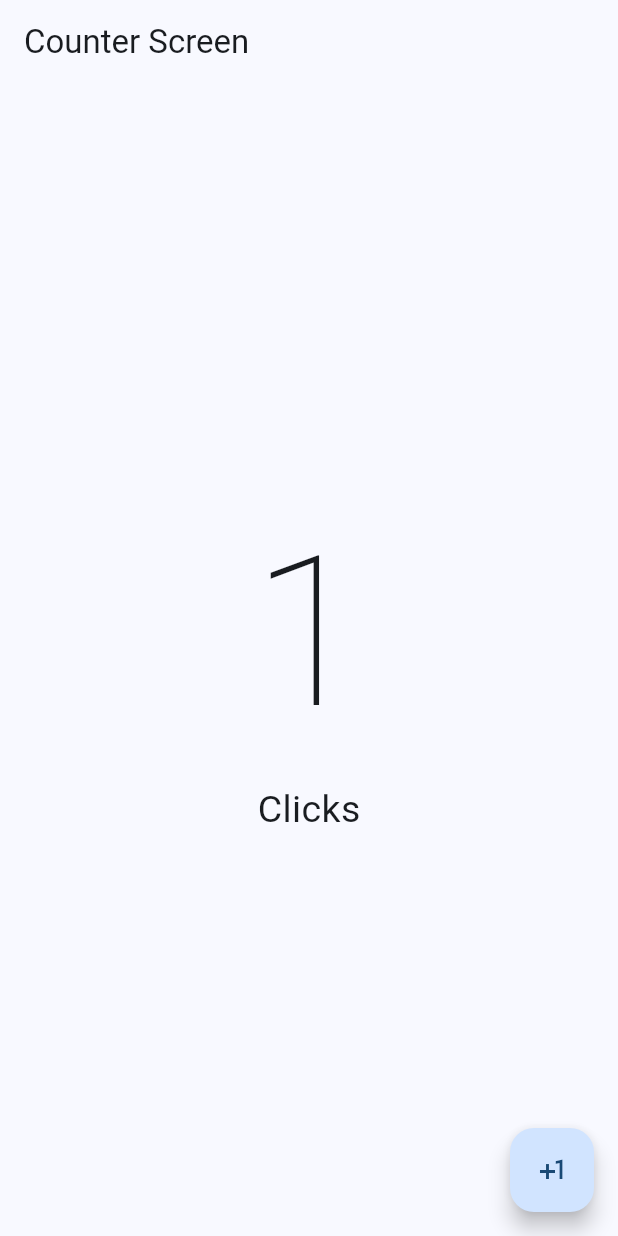
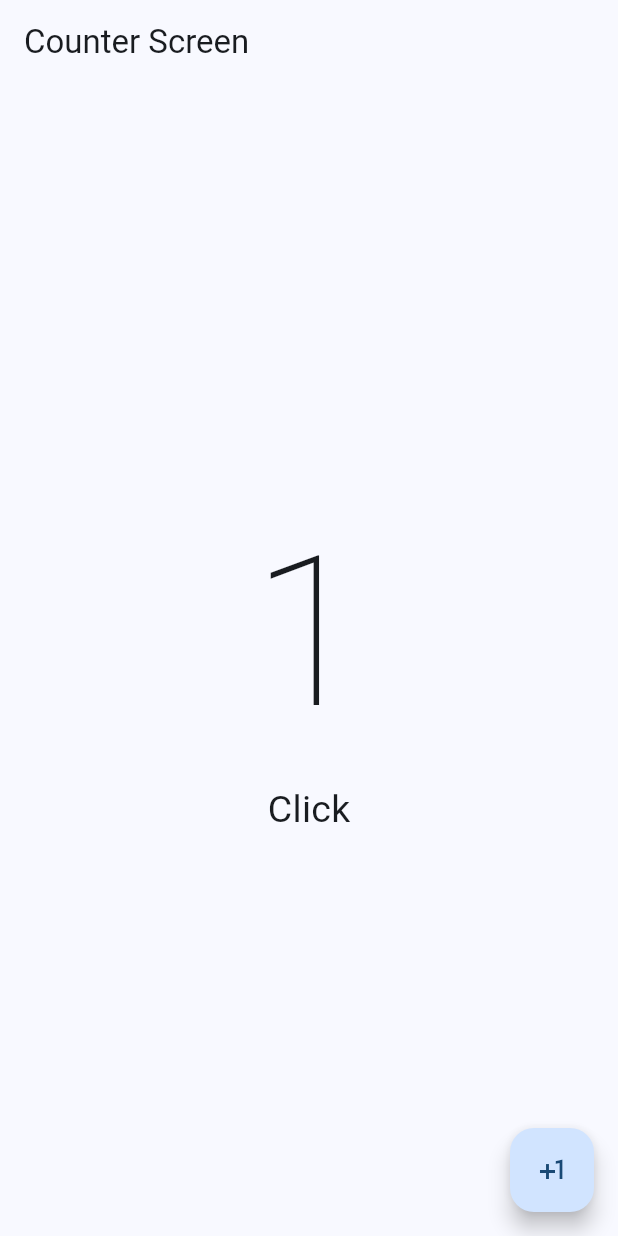
Before and after one commit to DramaQueeen26/counter_app_flutter, a Flutter app: the screen it shows after launch, after a tap on the "plus one" icon, on a phone screen of 412 x 824 dp. Run offline on Flutter 3.47's test engine with Material 2 defaults, Android fonts, the phone set to English and light mode, and no system bars.

Commit message:
Palabra 'Click' dinámica

```diff
--- a/lib/presentation/screens/counter/counter_screen.dart
+++ b/lib/presentation/screens/counter/counter_screen.dart
@@ -23,7 +23,7 @@ class _CounterScreenState extends State<CounterScreen> {
           mainAxisAlignment: MainAxisAlignment.center,
           children: [
             Text('$clickCounter', style: const TextStyle( fontSize: 140, fontWeight: FontWeight.w100 )),
-            const Text('Clicks', style: TextStyle( fontSize: 25 ))
+            Text('Click${clickCounter == 1 ? '' : 's'}', style: const TextStyle( fontSize: 25 ))
           ],
         ),
       ),
```
